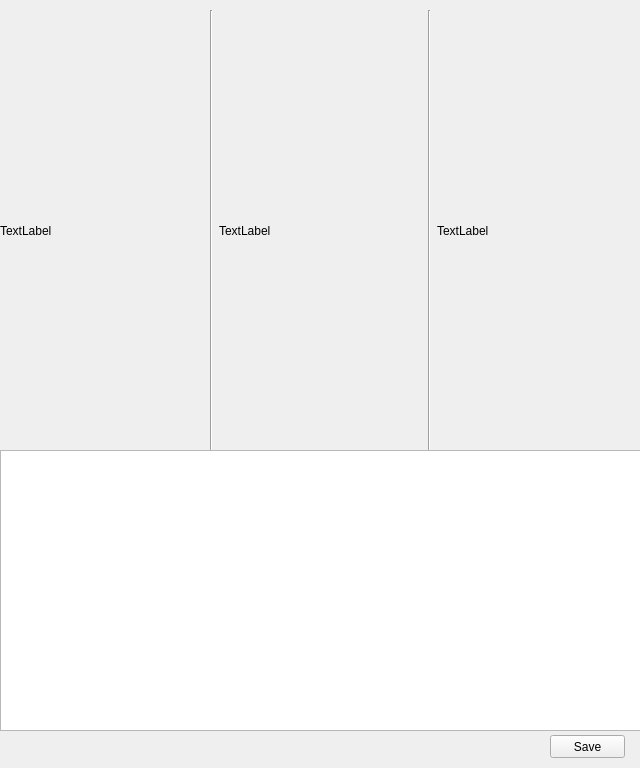
The window that Work_dir/ui-files/decide.ui (pank-su/physics-program-for-two-nodes) describes before a commit, drawn with Qt 5.
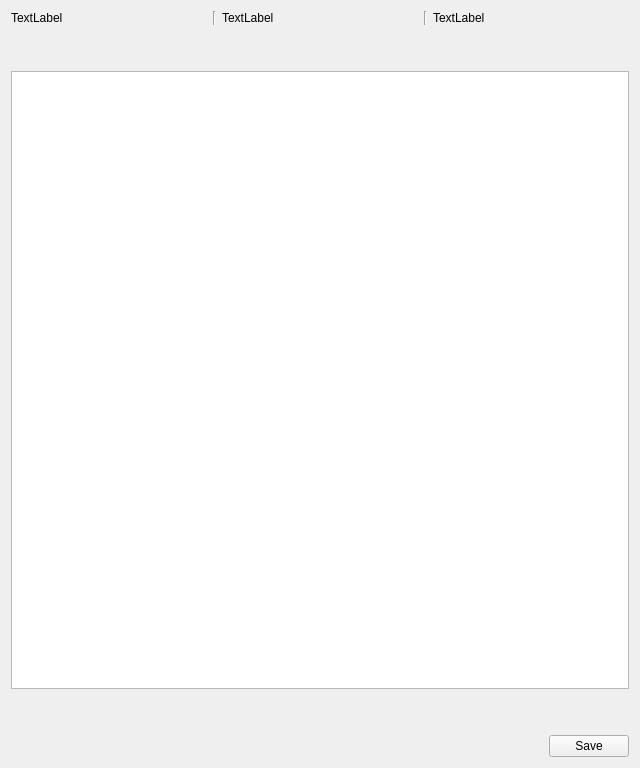
The same window after the commit.

Commit message: Normal decide interface

```diff
--- a/Work_dir/ui-files/decide.ui
+++ b/Work_dir/ui-files/decide.ui
@@ -13,15 +13,8 @@
   <property name="windowTitle">
    <string>Решение</string>
   </property>
-  <widget class="QWidget" name="horizontalLayoutWidget">
-   <property name="geometry">
-    <rect>
-     <x>0</x>
-     <y>10</y>
-     <width>641</width>
-     <height>441</height>
-    </rect>
-   </property>
+  <layout class="QVBoxLayout" name="verticalLayout">
+   <item>
    <layout class="QHBoxLayout" name="horizontalLayout">
     <item>
      <widget class="QLabel" name="MYH">
@@ -59,43 +52,75 @@
      </widget>
     </item>
    </layout>
-  </widget>
+   </item>
+   <item>
+    <spacer name="verticalSpacer_2">
+     <property name="orientation">
+      <enum>Qt::Vertical</enum>
+     </property>
+     <property name="sizeHint" stdset="0">
+      <size>
+       <width>20</width>
+       <height>40</height>
+      </size>
+     </property>
+    </spacer>
+   </item>
+   <item>
   <widget class="QTableView" name="tableView">
-   <property name="geometry">
-    <rect>
-     <x>0</x>
-     <y>450</y>
-     <width>641</width>
-     <height>281</height>
-    </rect>
-   </property>
-  </widget>
-  <widget class="QPushButton" name="save">
-   <property name="geometry">
-    <rect>
-     <x>550</x>
-     <y>735</y>
-     <width>75</width>
-     <height>23</height>
-    </rect>
-   </property>
-   <property name="text">
-    <string>Save</string>
-   </property>
-  </widget>
+     <property name="sizePolicy">
+      <sizepolicy hsizetype="Expanding" vsizetype="Expanding">
+       <horstretch>10</horstretch>
+       <verstretch>10</verstretch>
+      </sizepolicy>
+     </property>
+    </widget>
+   </item>
+   <item>
+    <spacer name="verticalSpacer">
+     <property name="orientation">
+      <enum>Qt::Vertical</enum>
+     </property>
+     <property name="sizeHint" stdset="0">
+      <size>
+       <width>20</width>
+       <height>40</height>
+      </size>
+     </property>
+    </spacer>
+   </item>
+   <item>
+    <layout class="QHBoxLayout" name="horizontalLayout_2">
+     <item>
   <widget class="QLabel" name="info">
-   <property name="geometry">
-    <rect>
-     <x>456</x>
-     <y>740</y>
-     <width>81</width>
-     <height>16</height>
-    </rect>
-   </property>
    <property name="text">
     <string/>
    </property>
   </widget>
+     </item>
+     <item>
+      <spacer name="horizontalSpacer">
+       <property name="orientation">
+        <enum>Qt::Horizontal</enum>
+       </property>
+       <property name="sizeHint" stdset="0">
+        <size>
+         <width>40</width>
+         <height>20</height>
+        </size>
+       </property>
+      </spacer>
+     </item>
+     <item>
+      <widget class="QPushButton" name="save">
+       <property name="text">
+        <string>Save</string>
+       </property>
+      </widget>
+     </item>
+    </layout>
+   </item>
+  </layout>
  </widget>
  <resources/>
  <connections/>
```
Lines whose indentation alone changed are shown as unchanged. The commit also changes 4 other files.
